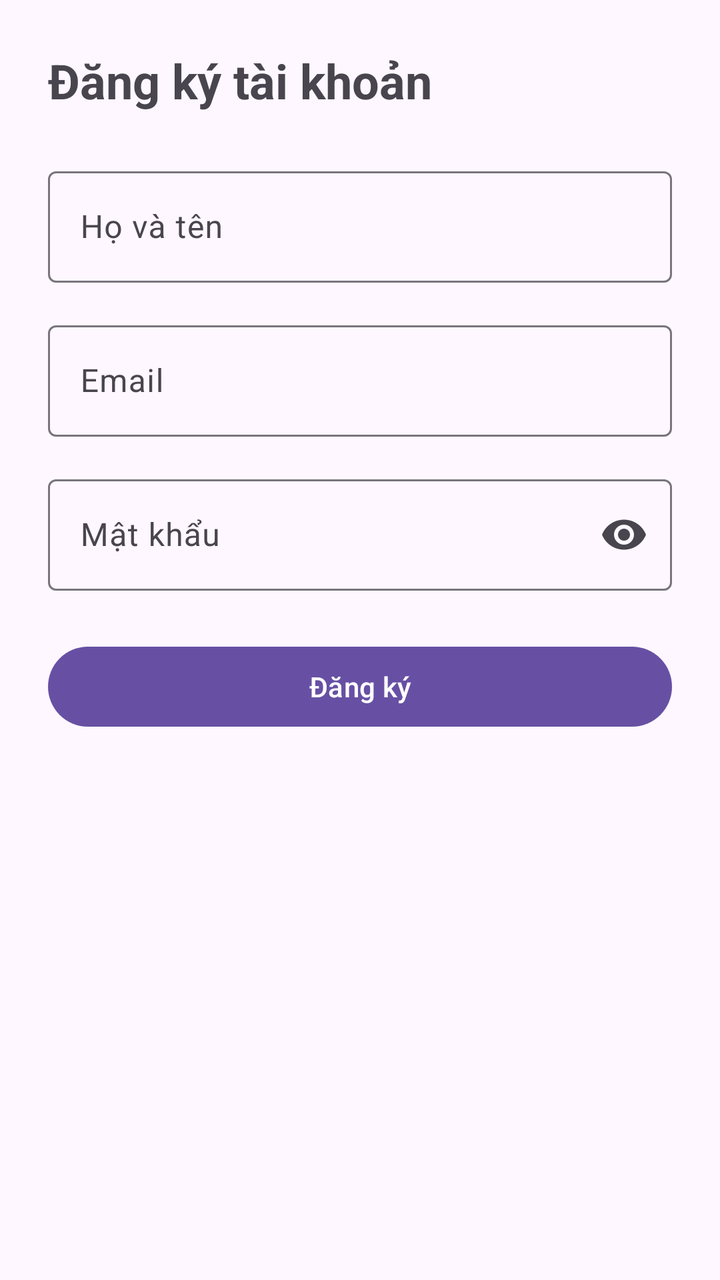
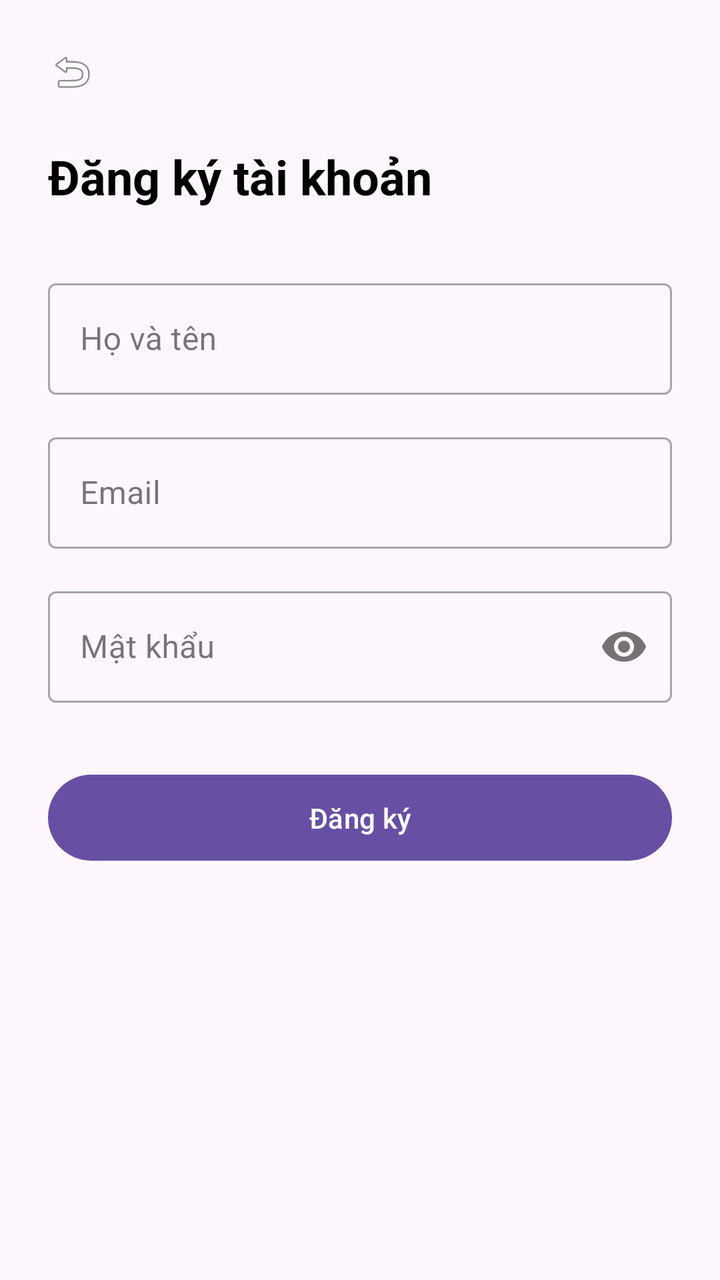

Compare the two renders of this Android layout. The source of the first and the diff that turns it into the second are given below.
<!-- AndroidManifest.xml: application theme Theme.Lab01_FormDangKy -->
<!-- res/layout/activity_main.xml -->
<?xml version="1.0" encoding="utf-8"?>
<androidx.constraintlayout.widget.ConstraintLayout
    xmlns:android="http://schemas.android.com/apk/res/android"
    xmlns:app="http://schemas.android.com/apk/res-auto"
    android:layout_width="match_parent"
    android:layout_height="match_parent"
    android:padding="24dp">

    <TextView
        android:id="@+id/tvTitle"
        android:layout_width="wrap_content"
        android:layout_height="wrap_content"
        android:text="Đăng ký tài khoản"
        android:textSize="24sp"
        android:textStyle="bold"
        app:layout_constraintStart_toStartOf="parent"
        app:layout_constraintTop_toTopOf="parent" />

    <com.google.android.material.textfield.TextInputLayout
        android:id="@+id/tilName"
        android:layout_width="0dp"
        android:layout_height="wrap_content"
        android:layout_marginTop="24dp"
        android:hint="Họ và tên"
        app:layout_constraintEnd_toEndOf="parent"
        app:layout_constraintStart_toStartOf="parent"
        app:layout_constraintTop_toBottomOf="@id/tvTitle">

        <com.google.android.material.textfield.TextInputEditText
            android:id="@+id/edtName"
            android:layout_width="match_parent"
            android:layout_height="wrap_content"
            android:inputType="textPersonName" />
    </com.google.android.material.textfield.TextInputLayout>

    <com.google.android.material.textfield.TextInputLayout
        android:id="@+id/tilEmail"
        android:layout_width="0dp"
        android:layout_height="wrap_content"
        android:layout_marginTop="16dp"
        android:hint="Email"
        app:layout_constraintEnd_toEndOf="parent"
        app:layout_constraintStart_toStartOf="parent"
        app:layout_constraintTop_toBottomOf="@id/tilName">

        <com.google.android.material.textfield.TextInputEditText
            android:id="@+id/edtEmail"
            android:layout_width="match_parent"
            android:layout_height="wrap_content"
            android:inputType="textEmailAddress" />
    </com.google.android.material.textfield.TextInputLayout>

    <com.google.android.material.textfield.TextInputLayout
        android:id="@+id/tilPassword"
        android:layout_width="0dp"
        android:layout_height="wrap_content"
        android:layout_marginTop="16dp"
        android:hint="Mật khẩu"
        app:endIconMode="password_toggle"
        app:layout_constraintEnd_toEndOf="parent"
        app:layout_constraintStart_toStartOf="parent"
        app:layout_constraintTop_toBottomOf="@id/tilEmail">

        <com.google.android.material.textfield.TextInputEditText
            android:id="@+id/edtPassword"
            android:layout_width="match_parent"
            android:layout_height="wrap_content"
            android:inputType="textPassword" />
    </com.google.android.material.textfield.TextInputLayout>

    <com.google.android.material.button.MaterialButton
        android:id="@+id/btnRegister"
        android:layout_width="0dp"
        android:layout_height="wrap_content"
        android:layout_marginTop="24dp"
        android:text="Đăng ký"
        app:layout_constraintEnd_toEndOf="parent"
        app:layout_constraintStart_toStartOf="parent"
        app:layout_constraintTop_toBottomOf="@id/tilPassword" />

</androidx.constraintlayout.widget.ConstraintLayout>
<!-- resources referenced by this layout -->
<resources>
  <style name="Theme.Lab01_FormDangKy" parent="Base.Theme.Lab01_FormDangKy" />
  <style name="Base.Theme.Lab01_FormDangKy" parent="Theme.Material3.DayNight.NoActionBar">
          
          
      </style>
</resources>

<!-- the commit's change to res/layout/activity_main.xml (unified diff, before → after) -->
@@ -6,6 +6,17 @@
     android:layout_height="match_parent"
     android:padding="24dp">
 
+    
+    <ImageView
+        android:id="@+id/btnBack"
+        android:layout_width="24dp"
+        android:layout_height="24dp"
+        android:src="@android:drawable/ic_menu_revert"
+        android:contentDescription="Back"
+        app:layout_constraintStart_toStartOf="parent"
+        app:layout_constraintTop_toTopOf="parent" />
+
+    
     <TextView
         android:id="@+id/tvTitle"
         android:layout_width="wrap_content"
@@ -13,17 +24,21 @@
         android:text="Đăng ký tài khoản"
         android:textSize="24sp"
         android:textStyle="bold"
+        android:textColor="@android:color/black"
+        android:layout_marginTop="24dp"
         app:layout_constraintStart_toStartOf="parent"
-        app:layout_constraintTop_toTopOf="parent" />
+        app:layout_constraintTop_toBottomOf="@id/btnBack" />
 
+    
     <com.google.android.material.textfield.TextInputLayout
         android:id="@+id/tilName"
         android:layout_width="0dp"
         android:layout_height="wrap_content"
-        android:layout_marginTop="24dp"
+        android:layout_marginTop="32dp"
         android:hint="Họ và tên"
+        style="@style/Widget.MaterialComponents.TextInputLayout.OutlinedBox"
+        app:layout_constraintStart_toStartOf="parent"
         app:layout_constraintEnd_toEndOf="parent"
-        app:layout_constraintStart_toStartOf="parent"
         app:layout_constraintTop_toBottomOf="@id/tvTitle">
 
         <com.google.android.material.textfield.TextInputEditText
@@ -33,14 +48,16 @@
             android:inputType="textPersonName" />
     </com.google.android.material.textfield.TextInputLayout>
 
+    
     <com.google.android.material.textfield.TextInputLayout
         android:id="@+id/tilEmail"
         android:layout_width="0dp"
         android:layout_height="wrap_content"
         android:layout_marginTop="16dp"
         android:hint="Email"
+        style="@style/Widget.MaterialComponents.TextInputLayout.OutlinedBox"
+        app:layout_constraintStart_toStartOf="parent"
         app:layout_constraintEnd_toEndOf="parent"
-        app:layout_constraintStart_toStartOf="parent"
         app:layout_constraintTop_toBottomOf="@id/tilName">
 
         <com.google.android.material.textfield.TextInputEditText
@@ -50,15 +67,17 @@
             android:inputType="textEmailAddress" />
     </com.google.android.material.textfield.TextInputLayout>
 
+    
     <com.google.android.material.textfield.TextInputLayout
         android:id="@+id/tilPassword"
         android:layout_width="0dp"
         android:layout_height="wrap_content"
         android:layout_marginTop="16dp"
         android:hint="Mật khẩu"
-        app:endIconMode="password_toggle"
+        app:passwordToggleEnabled="true"
+        style="@style/Widget.MaterialComponents.TextInputLayout.OutlinedBox"
+        app:layout_constraintStart_toStartOf="parent"
         app:layout_constraintEnd_toEndOf="parent"
-        app:layout_constraintStart_toStartOf="parent"
         app:layout_constraintTop_toBottomOf="@id/tilEmail">
 
         <com.google.android.material.textfield.TextInputEditText
@@ -68,14 +87,16 @@
             android:inputType="textPassword" />
     </com.google.android.material.textfield.TextInputLayout>
 
+    
     <com.google.android.material.button.MaterialButton
         android:id="@+id/btnRegister"
         android:layout_width="0dp"
         android:layout_height="wrap_content"
-        android:layout_marginTop="24dp"
+        android:layout_marginTop="32dp"
         android:text="Đăng ký"
+        android:padding="12dp"
+        app:layout_constraintStart_toStartOf="parent"
         app:layout_constraintEnd_toEndOf="parent"
-        app:layout_constraintStart_toStartOf="parent"
         app:layout_constraintTop_toBottomOf="@id/tilPassword" />
 
 </androidx.constraintlayout.widget.ConstraintLayout>
